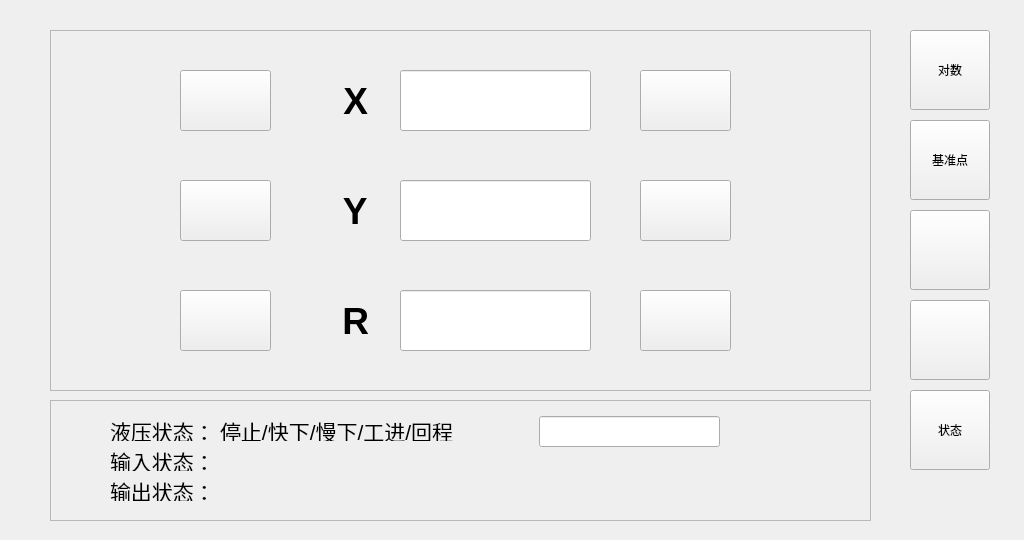
Above: A66-app/manual.ui from Tetraelc/A66_PRO before the change. Below: the same form after it.
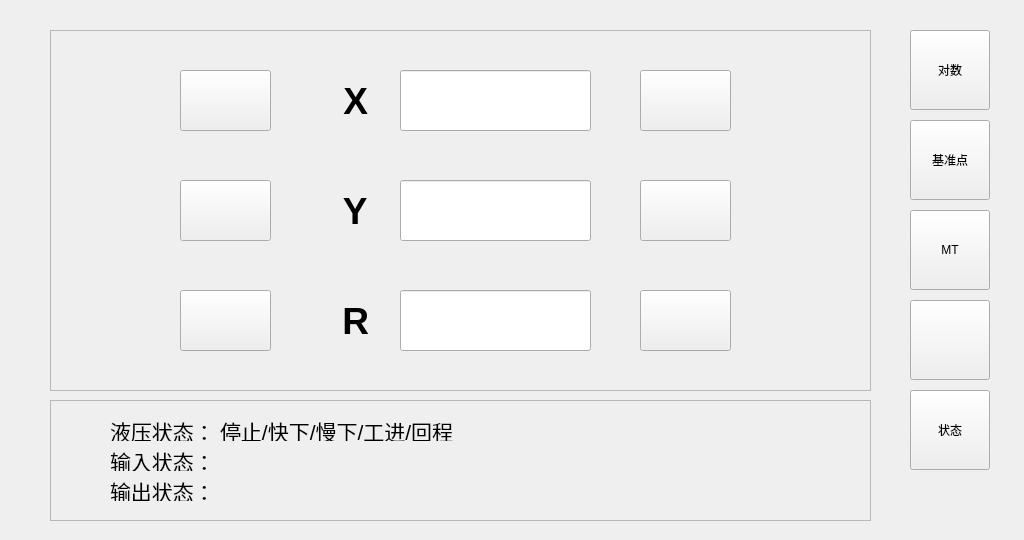
That is the form after the change. Icons and pictures are not drawn.

What changed in the file:
```diff
--- a/A66-app/manual.ui
+++ b/A66-app/manual.ui
@@ -26,7 +26,7 @@
     </rect>
    </property>
    <property name="text">
-    <string/>
+    <string>MT</string>
    </property>
   </widget>
   <widget class="QPushButton" name="pushButton_B6_7">
@@ -1145,22 +1145,6 @@
      <string>停止/快下/慢下/工进/回程</string>
     </property>
    </widget>
-   <widget class="QLineEdit" name="lineEdit_RunState">
-    <property name="geometry">
-     <rect>
-      <x>489</x>
-      <y>16</y>
-      <width>181</width>
-      <height>31</height>
-     </rect>
-    </property>
-    <property name="text">
-     <string/>
-    </property>
-    <property name="readOnly">
-     <bool>true</bool>
-    </property>
-   </widget>
   </widget>
  </widget>
  <resources>
```
Left out of the diff: 39 changed lines with no effect on the pictures.
